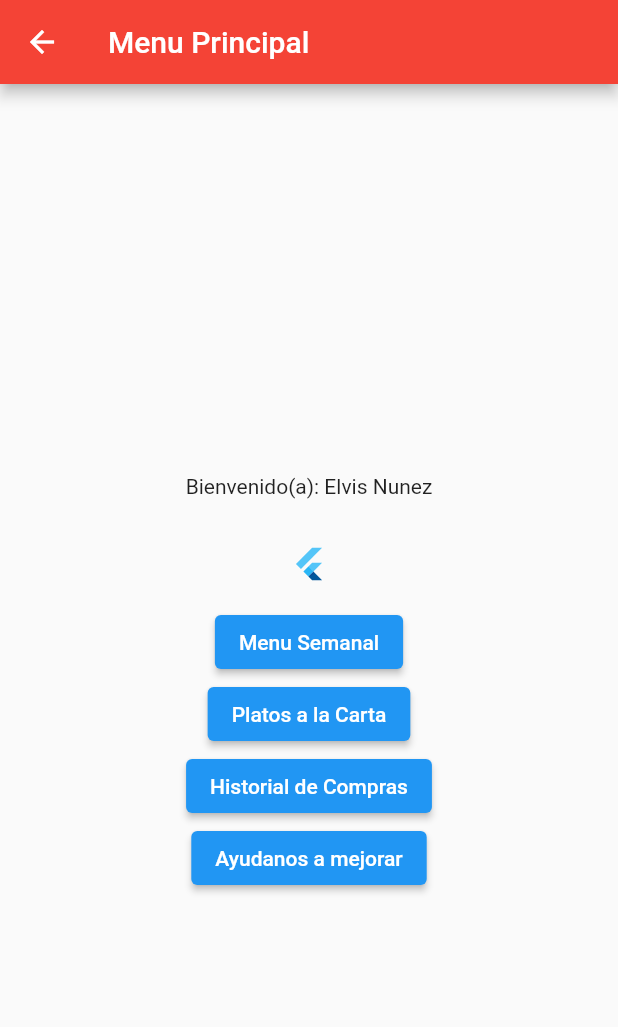
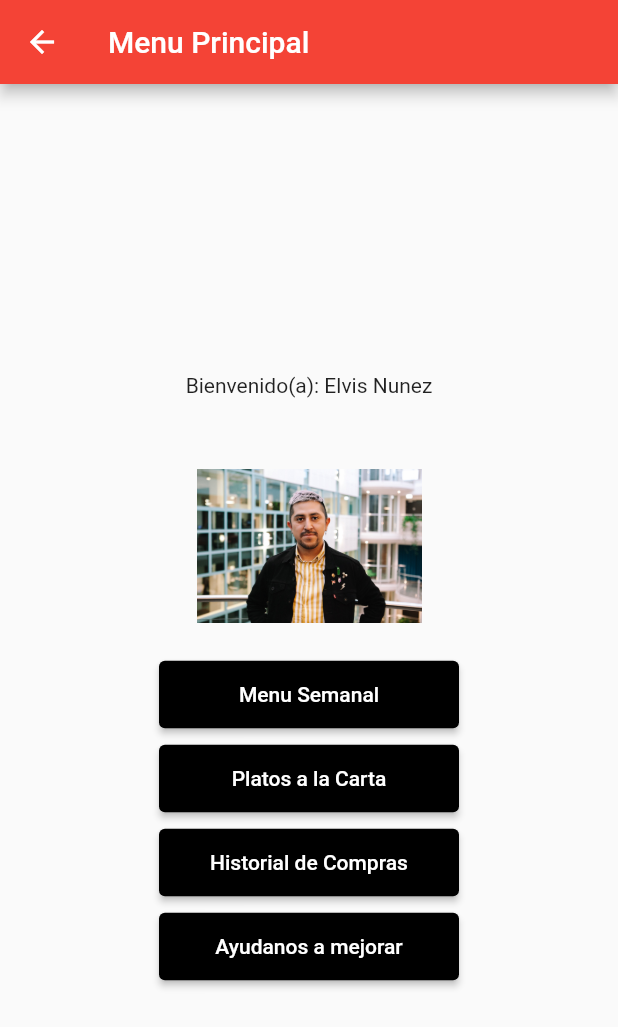
Before and after one commit to FoodYeahInc/FlutterApp, a Flutter app: the MainMenuWidget screen opened directly, on a phone screen of 412 x 824 dp. Shown: the top 1027 px of the screen. Run offline on Flutter 3.47's test engine with Material 2 defaults, Android fonts, the phone set to English and light mode, and no system bars.

Commit message:
Style UIe

```diff
--- a/lib/main_menu.dart
+++ b/lib/main_menu.dart
@@ -22,36 +22,54 @@ Widget _myView(BuildContext context) {
   return Center(
     child: Column(mainAxisSize: MainAxisSize.min, children: <Widget>[
       Padding(
-          padding: const EdgeInsets.all(32.0),
+          padding: const EdgeInsets.all(24.0),
           child: Text("Bienvenido(a): Elvis Nunez")
       ),
-      Padding(
-          padding: const EdgeInsets.only(bottom: 16),
-          child: FittedBox(
-            fit: BoxFit.fill, // otherwise the logo will be tiny
-            child: const FlutterLogo(),
-          ),
+      Container(
+        height: 150,
+        alignment: Alignment.center, // This is needed
+        child: Image.asset(
+          'assets/images/profile.jpg',
+          fit: BoxFit.contain,
+          width: 150,
+        ),
       ),
       ElevatedButton(
         child: Text('Menu Semanal'),
-        onPressed: () {
+        style: ButtonStyle(
+          minimumSize: MaterialStateProperty.all<Size>(Size(200, 45)),
+          backgroundColor: MaterialStateProperty.all<Color>(Colors.black),
+        ),        onPressed: () {
           // Navigate to second route when tapped.
         },
       ),
+      const SizedBox(height: 8),
       ElevatedButton(
         child: Text('Platos a la Carta'),
-        onPressed: () {
+        style: ButtonStyle(
+          minimumSize: MaterialStateProperty.all<Size>(Size(200, 45)),
+          backgroundColor: MaterialStateProperty.all<Color>(Colors.black),
+        ),        onPressed: () {
           // Navigate to second route when tapped.
         },
       ),
+      const SizedBox(height: 8),
       ElevatedButton(
         child: Text('Historial de Compras'),
-        onPressed: () {
+        style: ButtonStyle(
+          minimumSize: MaterialStateProperty.all<Size>(Size(200, 45)),
+          backgroundColor: MaterialStateProperty.all<Color>(Colors.black),
+        ),        onPressed: () {
           // Navigate to second route when tapped.
         },
       ),
+      const SizedBox(height: 8),
       ElevatedButton(
         child: Text('Ayudanos a mejorar'),
+        style: ButtonStyle(
+          minimumSize: MaterialStateProperty.all<Size>(Size(200, 45)),
+          backgroundColor: MaterialStateProperty.all<Color>(Colors.black),
+        ),
         onPressed: () {
           // Navigate to second route when tapped.
         },
--- a/lib/receipt.dart
+++ b/lib/receipt.dart
@@ -23,10 +23,14 @@ class ReceiptWidget extends StatelessWidget {
 Widget _myView(BuildContext context) {
   return Center(
     child: Column(mainAxisSize: MainAxisSize.min, children: <Widget>[
-      Text(
-        "Comprobante",
-        style: DefaultTextStyle.of(context).style.apply(fontSizeFactor: 0.5),
+      Padding(
+        padding: const EdgeInsets.all(8.0),
+        child: Text(
+          "Comprobante",
+          style: TextStyle(fontSize: 28, fontWeight: FontWeight.bold),
+        ),
       ),
+
       Padding(
         padding: const EdgeInsets.all(8.0),
         child: Text(
@@ -59,6 +63,11 @@ Widget _myView(BuildContext context) {
       ),
       ElevatedButton(
         child: Text('Aceptar'),
+        style: ElevatedButton.styleFrom(
+          primary: Colors.black,
+          onPrimary: Colors.white,
+          onSurface: Colors.grey,
+        ),
         onPressed: () {
           // Navigate to second route when tapped.
         },
```
Also changed, not shown: assets/images/profile.jpg (added).
